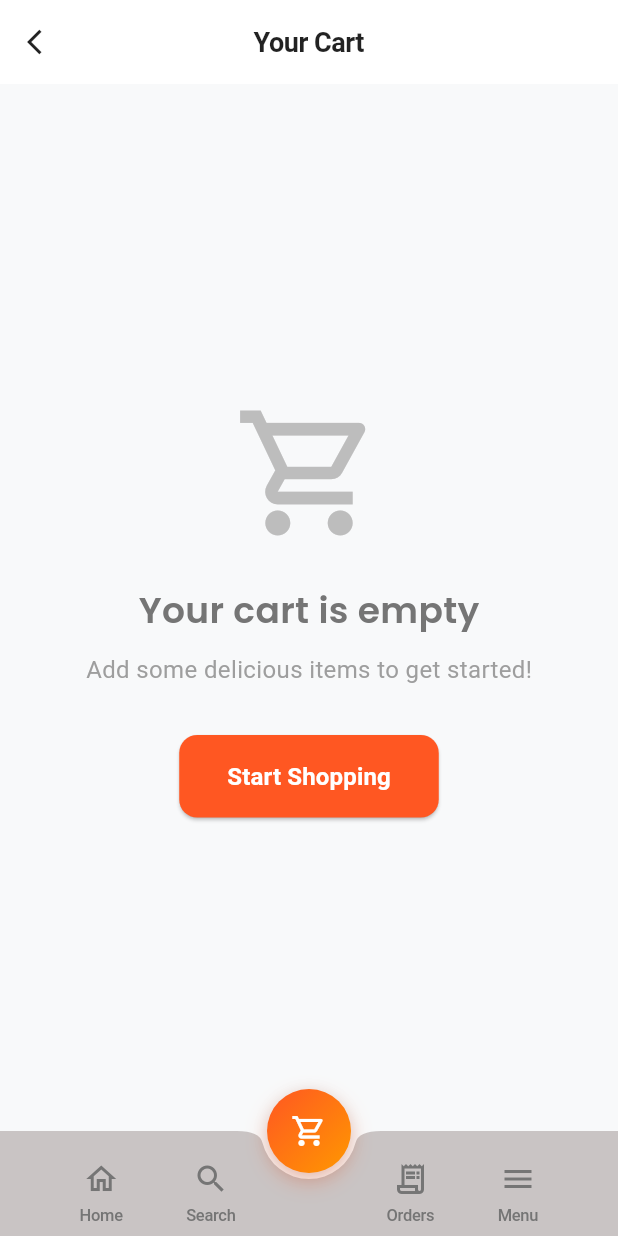
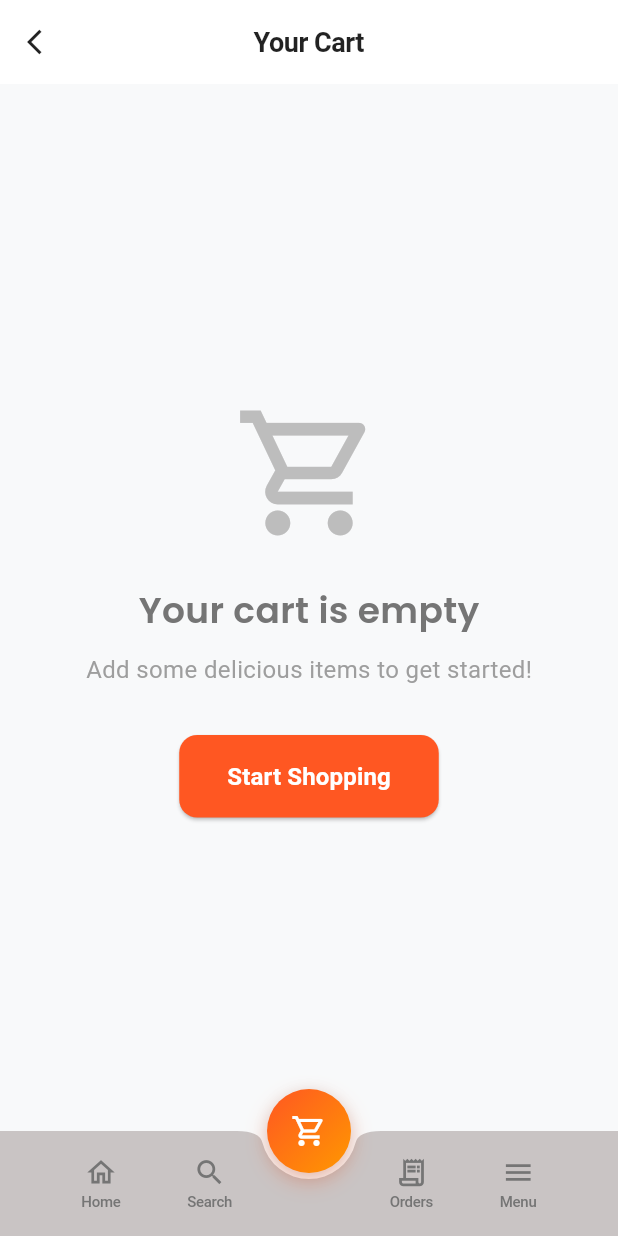
Before and after one commit to Aimecol/IKIRAHAAPP, a Flutter app: the CartScreen screen opened directly, on a phone screen of 412 x 824 dp. Run offline on Flutter 3.47's test engine with Material 3 defaults, Android fonts, the light colour scheme and no system bars.

Commit message:
style(widgets): adjust bottom navigation padding and text sizing
Reduce vertical padding from 8 to 4 and icon size from 24 to 22 for better visual balance. Decrease text size from 11 to 10 and spacing between icon and text from 4 to 1 for more compact layout.

```diff
--- a/lib/widgets/bottom_navigation_widget.dart
+++ b/lib/widgets/bottom_navigation_widget.dart
@@ -198,7 +198,7 @@ class _BottomNavigationWidgetState extends State<BottomNavigationWidget> {
         }
       },
       child: Container(
-        padding: const EdgeInsets.symmetric(vertical: 8, horizontal: 12),
+        padding: const EdgeInsets.symmetric(vertical: 4, horizontal: 12),
         child: Column(
           mainAxisSize: MainAxisSize.min,
           children: [
@@ -208,15 +208,15 @@ class _BottomNavigationWidgetState extends State<BottomNavigationWidget> {
                 isSelected ? filledIcon : outlinedIcon,
                 key: ValueKey(isSelected),
                 color: isSelected ? Colors.deepOrange : Colors.grey[600],
-                size: 24,
+                size: 22,
               ),
             ),
-            const SizedBox(height: 4),
+            const SizedBox(height: 1),
             Text(
               label,
               style: TextStyle(
                 color: isSelected ? Colors.deepOrange : Colors.grey[600],
-                fontSize: 11,
+                fontSize: 10,
                 fontWeight: isSelected ? FontWeight.w600 : FontWeight.w500,
                 letterSpacing: -0.2,
               ),
```
